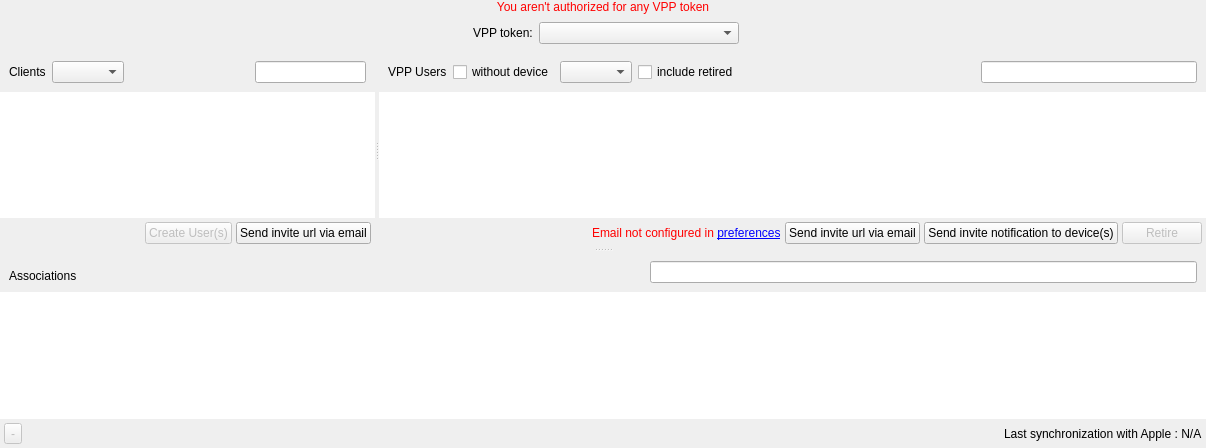
Old version of the form FWAdminLib/vppv2/VPPv2UsersDlg.ui in the repository fw-dev/translations.
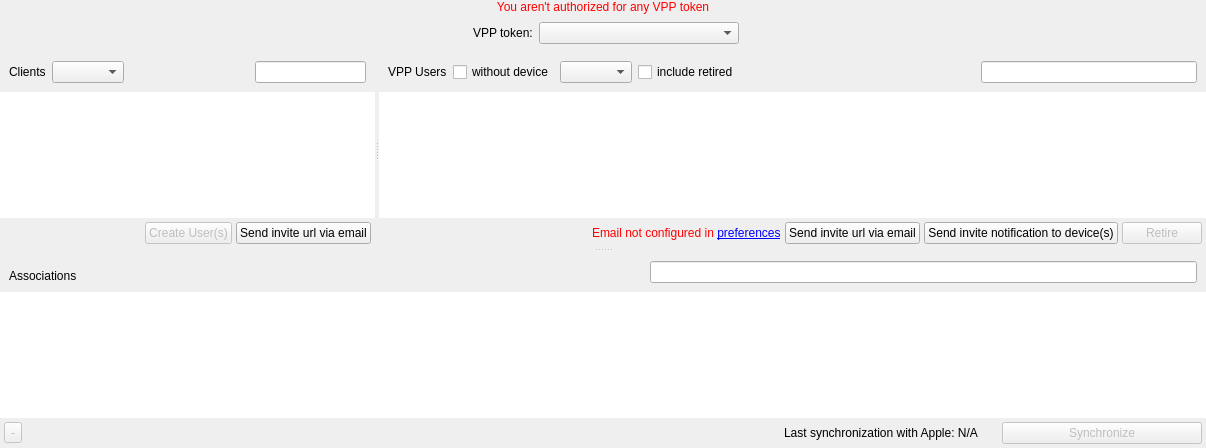
New version of the form. Custom widgets are drawn as their Qt base class.

Diff of the .ui file:
```diff
--- a/FWAdminLib/vppv2/VPPv2UsersDlg.ui
+++ b/FWAdminLib/vppv2/VPPv2UsersDlg.ui
@@ -30,6 +30,24 @@
     <number>0</number>
    </property>
    <item>
+    <widget class="QWidget" name="dialog" native="true">
+     <layout class="QVBoxLayout" name="verticalLayout_2">
+      <property name="spacing">
+       <number>0</number>
+      </property>
+      <property name="leftMargin">
+       <number>0</number>
+      </property>
+      <property name="topMargin">
+       <number>0</number>
+      </property>
+      <property name="rightMargin">
+       <number>0</number>
+      </property>
+      <property name="bottomMargin">
+       <number>0</number>
+      </property>
+      <item>
     <widget class="QLabel" name="notAuthorizedLabel">
      <property name="enabled">
       <bool>false</bool>
@@ -552,24 +570,48 @@
          <item>
           <widget class="QLabel" name="lastSyncWithApple">
            <property name="text">
-            <string>Last synchronization with Apple : N/A</string>
+               <string>Last synchronization with Apple: N/A</string>
            </property>
           </widget>
          </item>
+            <item>
+             <widget class="CircularProgressIndicator" name="syncAppleCirc" native="true">
+              <property name="minimumSize">
+               <size>
+                <width>16</width>
+                <height>16</height>
+               </size>
+              </property>
+             </widget>
+            </item>
+            <item>
+             <widget class="QPushButton" name="syncVPPNow">
+              <property name="enabled">
+               <bool>false</bool>
+              </property>
+              <property name="minimumSize">
+               <size>
+                <width>200</width>
+                <height>0</height>
+               </size>
+              </property>
+              <property name="text">
+               <string>Synchronize</string>
+              </property>
+             </widget>
+            </item>
         </layout>
        </item>
       </layout>
      </widget>
+       </widget>
+      </item>
+     </layout>
     </widget>
    </item>
   </layout>
  </widget>
  <customwidgets>
-  <customwidget>
-   <class>StyledTreeView</class>
-   <extends>QTreeView</extends>
-   <header>FileWaveGuiLib/styledviews/styledtreeview.h</header>
-  </customwidget>
   <customwidget>
    <class>PrettySplitter</class>
    <extends>QSplitter</extends>
@@ -577,10 +619,9 @@
    <container>1</container>
   </customwidget>
   <customwidget>
-   <class>CircularProgressIndicator</class>
-   <extends>QWidget</extends>
-   <header>FileWaveGuiLib/circularprogressindicator.h</header>
-   <container>1</container>
+   <class>StyledTreeView</class>
+   <extends>QTreeView</extends>
+   <header>FileWaveGuiLib/styledviews/styledtreeview.h</header>
   </customwidget>
   <customwidget>
    <class>SearchLineEdit</class>
@@ -593,6 +634,12 @@
    <header>FileWaveGuiLib/searchheader/ViewSearchHeader.h</header>
    <container>1</container>
   </customwidget>
+  <customwidget>
+   <class>CircularProgressIndicator</class>
+   <extends>QWidget</extends>
+   <header>FileWaveGuiLib/circularprogressindicator.h</header>
+   <container>1</container>
+  </customwidget>
  </customwidgets>
  <resources/>
  <connections/>
```
Lines whose indentation alone changed are shown as unchanged.
